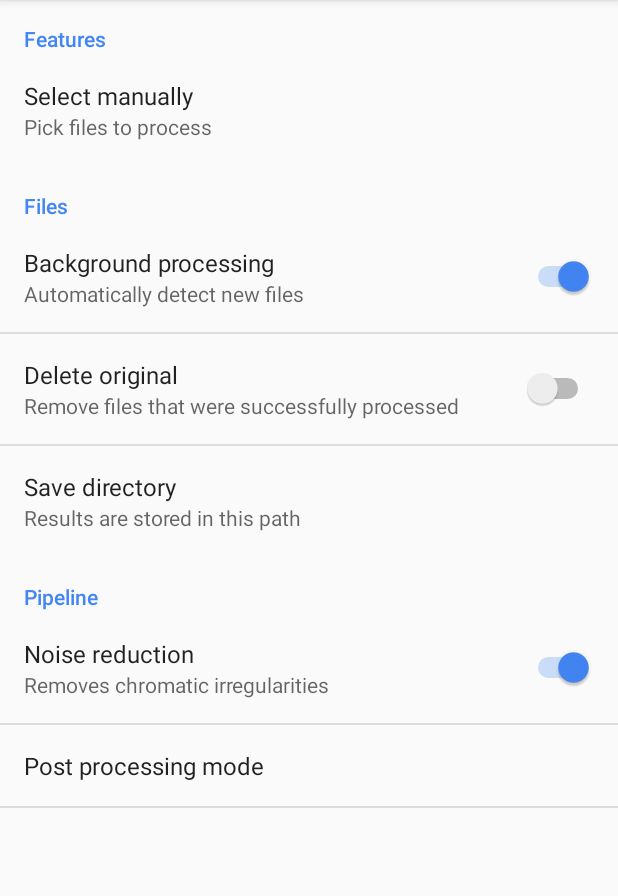
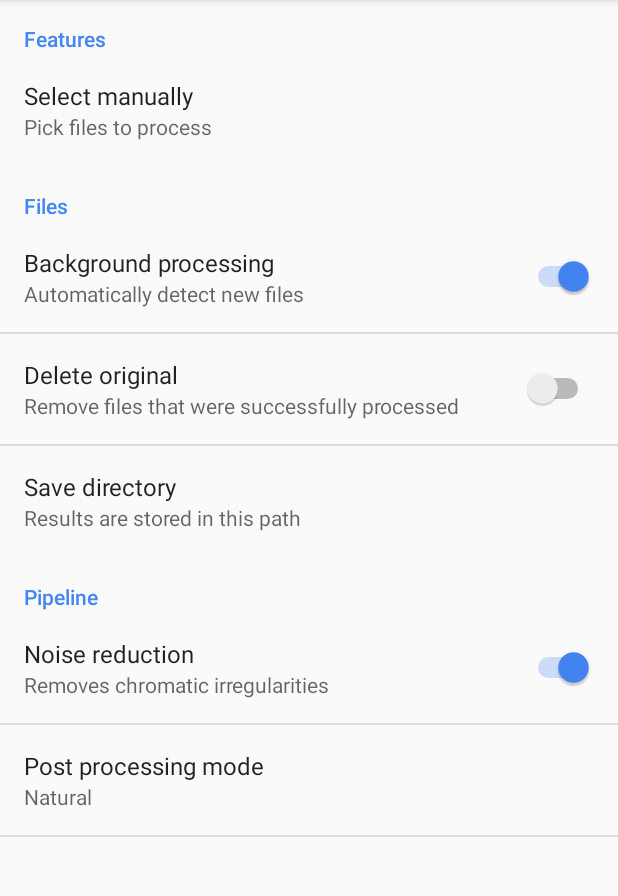
Before and after one commit to amirzaidi/DNGProcessor, an Android app: the screen it shows after launch (MainActivity), on a phone screen of 412 x 824 dp, the part 84-980 px from its top. Run offline under Robolectric (Android 15) with nearby library versions, the phone set to English and light mode, and no system bars.

Commit message:
Fix default value of post processing preset

```diff
--- a/app/src/main/res/xml/preferences.xml
+++ b/app/src/main/res/xml/preferences.xml
@@ -46,7 +46,7 @@
             android:summary="%s"
             android:entries="@array/post_processing_preset_names"
             android:entryValues="@array/post_processing_preset_values"
-            android:defaultValue="Adaptive" />
+            android:defaultValue="Natural" />
 
     </PreferenceCategory>
 
```
